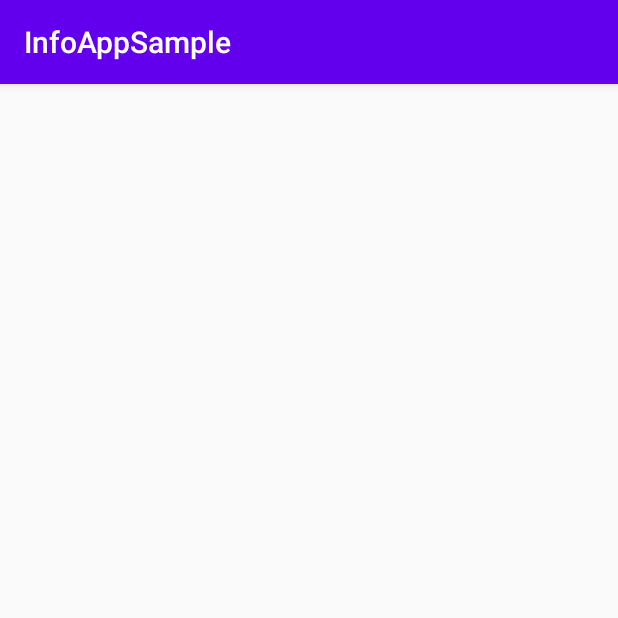
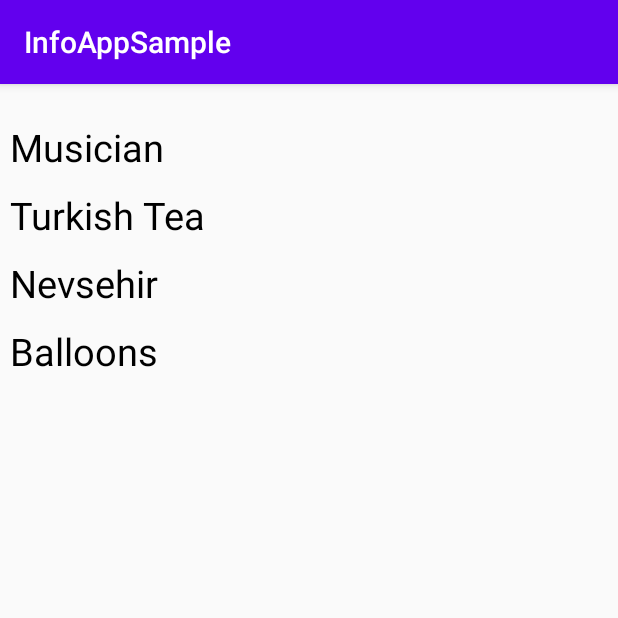
Before and after one commit to mracipayam/InfoApp-Android, an Android app: the screen it shows after launch (MainActivity), on a phone screen of 412 x 824 dp, the top half of it. Run offline under Robolectric (Android 15) with nearby library versions, the phone set to English and light mode, and no system bars.

Commit message:
Application is done

```diff
--- a/app/build.gradle
+++ b/app/build.gradle
@@ -38,6 +38,7 @@ android {
 dependencies {
 
     implementation 'com.android.support:appcompat-v7:28.0.0'
+    implementation("androidx.recyclerview:recyclerview:1.2.1")
     implementation 'com.android.support.constraint:constraint-layout:2.0.4'
     testImplementation 'junit:junit:4.13.2'
     androidTestImplementation 'com.android.support.test:runner:1.0.2'
--- a/app/src/main/java/com/mracipayam/infoappsample/LandmarkAdapter.kt
+++ b/app/src/main/java/com/mracipayam/infoappsample/LandmarkAdapter.kt
@@ -1,13 +1,36 @@
 package com.mracipayam.infoappsample
 
+import android.content.Intent
+import android.view.LayoutInflater
 import android.view.View
-import android.widget.AbsListView.RecyclerListener
+import android.view.ViewGroup
+import androidx.recyclerview.widget.RecyclerView
+import com.mracipayam.infoappsample.databinding.RecyclerRowBinding
 
 
-class LandmarkAdapter : RecyclerListener{
+class LandmarkAdapter(val landmarkList : ArrayList<Landmark>) : RecyclerView.Adapter<LandmarkAdapter.LandmarkHolder>(){
 
-    override fun onMovedToScrapHeap(p0: View?) {
-        TODO("Not yet implemented")
+    class LandmarkHolder(val binding: RecyclerRowBinding) : RecyclerView.ViewHolder(binding.root){
+
+    }
+
+    override fun onCreateViewHolder(parent: ViewGroup, viewType: Int): LandmarkHolder {
+        val binding = RecyclerRowBinding.inflate(LayoutInflater.from(parent.context),parent,false)
+        return LandmarkHolder(binding)
+    }
+
+    override fun getItemCount(): Int {
+        return landmarkList.size
+    }
+
+    override fun onBindViewHolder(holder: LandmarkHolder, position: Int) {
+        holder.binding.recyclerViewTextView.text = landmarkList.get(position).name
+
+        holder.itemView.setOnClickListener {
+            val intent = Intent(holder.itemView.context,DetailsActivity::class.java)
+            intent.putExtra("landmark",landmarkList.get(position))
+            holder.itemView.context.startActivity(intent)
+        }
     }
 
 
--- a/app/src/main/java/com/mracipayam/infoappsample/MainActivity.kt
+++ b/app/src/main/java/com/mracipayam/infoappsample/MainActivity.kt
@@ -1,11 +1,8 @@
 package com.mracipayam.infoappsample
 
-import android.content.Intent
 import android.support.v7.app.AppCompatActivity
 import android.os.Bundle
-import android.widget.AdapterView
-import android.widget.ArrayAdapter
-import com.mracipayam.infoappsample.databinding.ActivityDetailsBinding
+import androidx.recyclerview.widget.LinearLayoutManager
 import com.mracipayam.infoappsample.databinding.ActivityMainBinding
 
 class MainActivity : AppCompatActivity() {
@@ -32,6 +29,10 @@ class MainActivity : AppCompatActivity() {
         landmarkList.add(nevsehir)
         landmarkList.add(baloon)
 
+        binding.recyclerView.layoutManager = LinearLayoutManager(this)
+        val landmarkAdapter = LandmarkAdapter(landmarkList)
+        binding.recyclerView.adapter = landmarkAdapter
+
         //Adapter and Layout
 //        val adapter = ArrayAdapter(this,android.R.layout.simple_list_item_1,landmarkList.map { landmark -> landmark.name  })
 //        binding.listView.adapter = adapter
--- a/app/src/main/res/layout/activity_main.xml
+++ b/app/src/main/res/layout/activity_main.xml
@@ -4,4 +4,18 @@
     xmlns:tools="http://schemas.android.com/tools"
     android:layout_width="match_parent"
     android:layout_height="match_parent"
-    tools:context=".MainActivity"/>
+    tools:context=".MainActivity">
+
+    <androidx.recyclerview.widget.RecyclerView
+        android:id="@+id/recyclerView"
+        android:layout_width="409dp"
+        android:layout_height="729dp"
+        android:layout_marginStart="1dp"
+        android:layout_marginTop="1dp"
+        android:layout_marginEnd="1dp"
+        android:layout_marginBottom="1dp"
+        app:layout_constraintBottom_toBottomOf="parent"
+        app:layout_constraintEnd_toEndOf="parent"
+        app:layout_constraintStart_toStartOf="parent"
+        app:layout_constraintTop_toTopOf="parent" />
+</android.support.constraint.ConstraintLayout>
--- a/app/src/main/res/layout/recycler_row.xml
+++ b/app/src/main/res/layout/recycler_row.xml
@@ -4,6 +4,7 @@
     android:layout_height="wrap_content">
 
     <TextView
+        android:id="@+id/recyclerViewTextView"
         android:layout_width="match_parent"
         android:layout_height="wrap_content"
         android:text="test"
```
